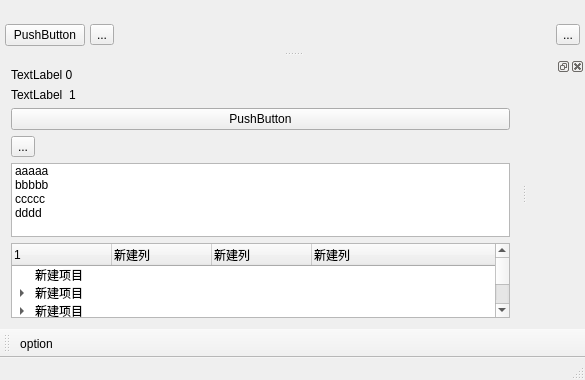
Before: the Qt Designer form App/AppOptionTest/optionmainwindow.ui in tiangaomingjing/ServoDriveTech, drawn with Qt 5.
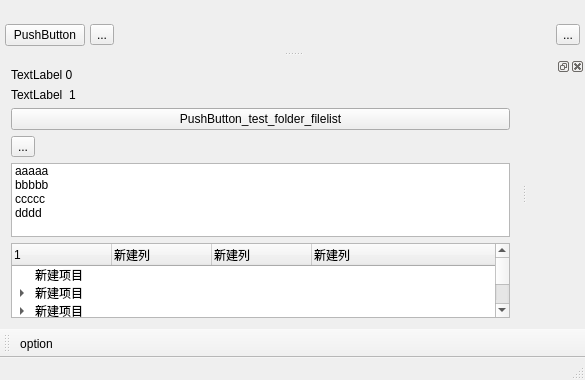
After: the same form once the commit is applied.

What changed in the file:
```diff
--- a/App/AppOptionTest/optionmainwindow.ui
+++ b/App/AppOptionTest/optionmainwindow.ui
@@ -32,7 +32,7 @@
     <item>
      <widget class="QPushButton" name="pushButton">
       <property name="text">
-       <string>PushButton</string>
+       <string>PushButton_test_folder_filelist</string>
       </property>
      </widget>
     </item>
```
